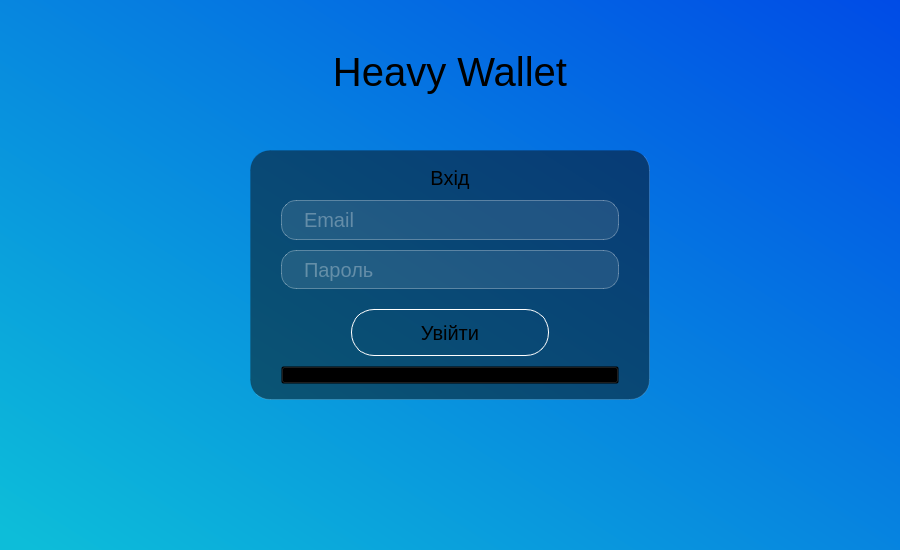
Qt form budget_manager_frontend/forms/loginwindow.ui (BogdanKalysh/budget_manager_app) before a commit.
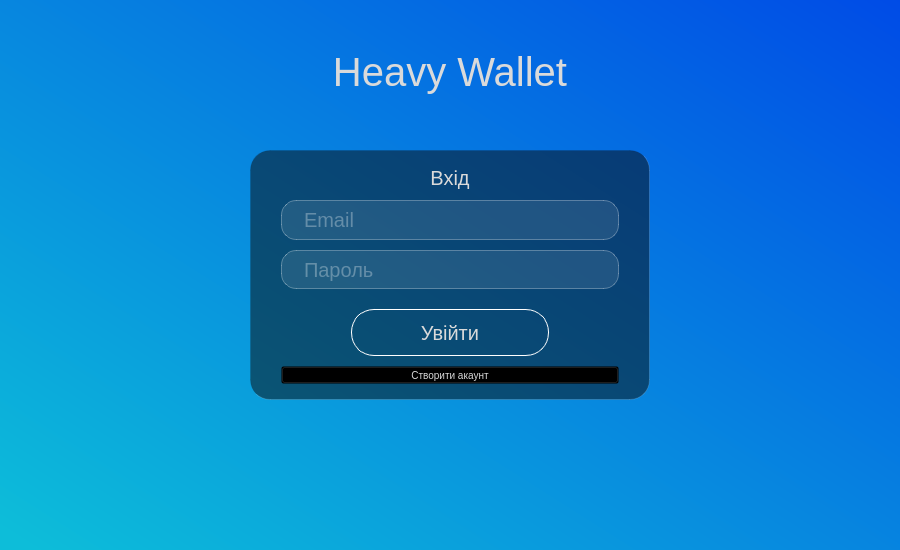
The same form after that commit. Icons and pictures are not drawn.

What changed in the file:
```diff
--- a/budget_manager_frontend/forms/loginwindow.ui
+++ b/budget_manager_frontend/forms/loginwindow.ui
@@ -18,7 +18,11 @@
     <normaloff>:/new/img/login.png</normaloff>:/new/img/login.png</iconset>
   </property>
   <property name="styleSheet">
-   <string notr="true">#centralwidget{
+   <string notr="true">*{
+	color:rgb(218, 218, 218);
+}
+
+#centralwidget{
 	background: qlineargradient(spread:pad, x1:0, y1:0.960227, x2:1, y2:0, stop:0 rgba(13, 189, 217, 255), stop:1 rgba(0, 75, 230, 255))
 }
 
```
